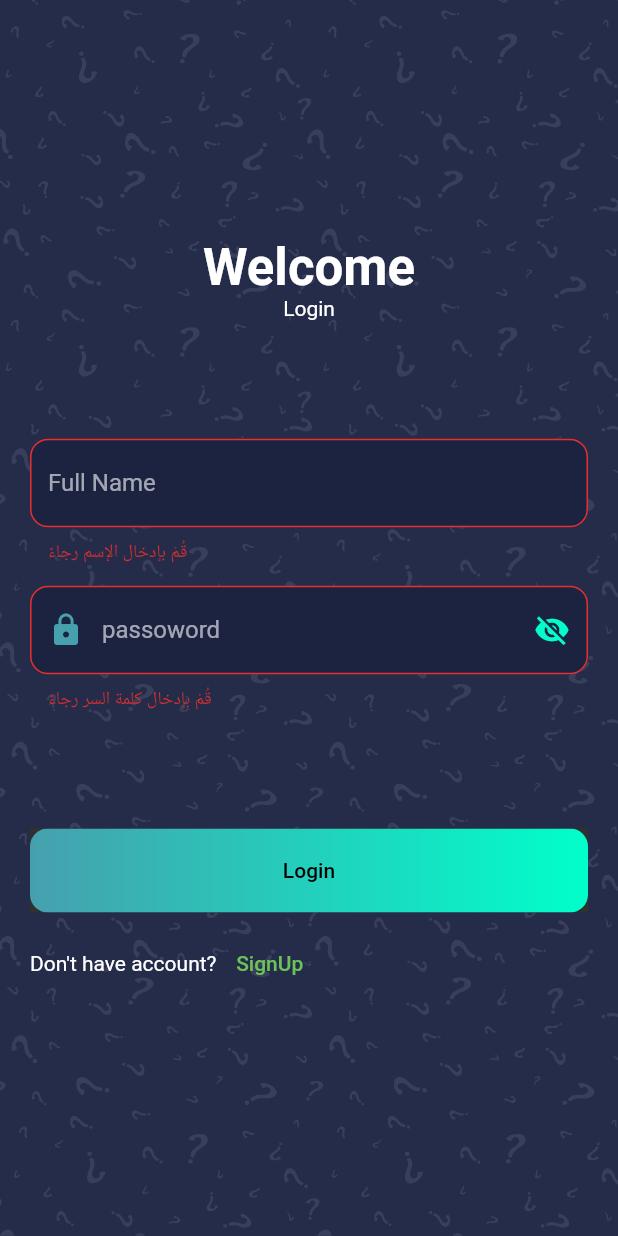
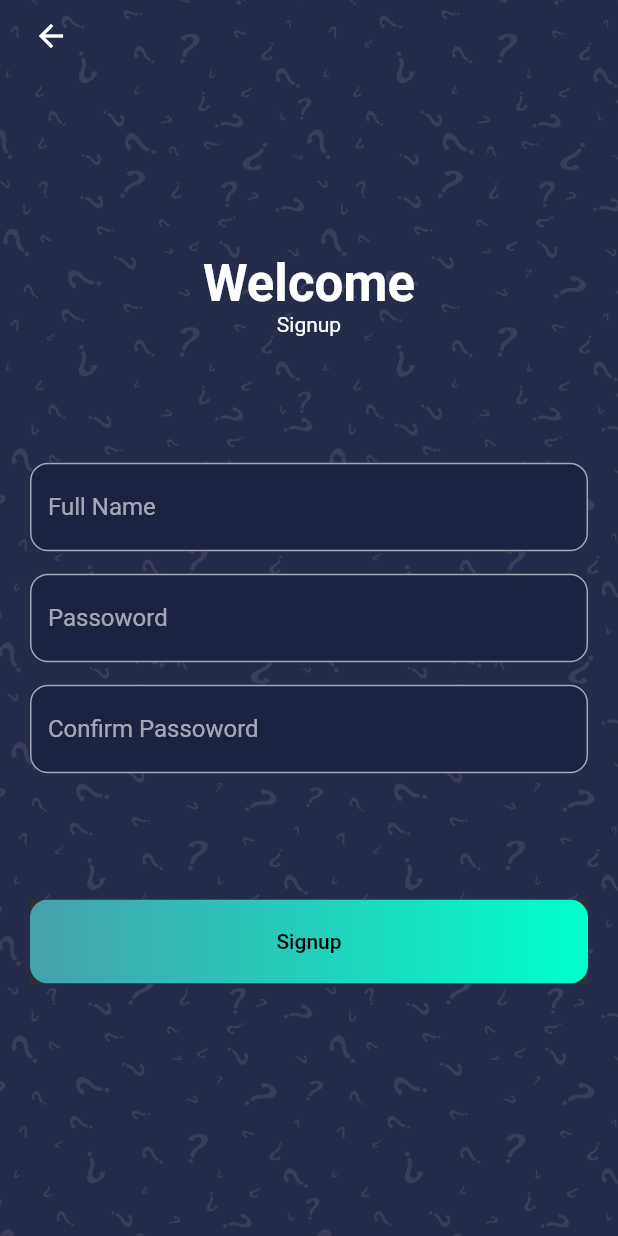
Before and after one commit to ragabelsayed/QuizApp, a Flutter app: the LoginScreen screen opened by its route, after a tap on "Login", after a tap on "SignUp", on a phone screen of 412 x 824 dp. Run offline on Flutter 3.47's test engine with Material 2 defaults, Android fonts, the phone set to English and light mode, and no system bars; our stand-ins replace flutter_svg.

Commit message:
add sign up screen

```diff
--- a/quiz_app/lib/src/config/constants.dart
+++ b/quiz_app/lib/src/config/constants.dart
@@ -1,10 +1,14 @@
 import 'package:flutter/material.dart';
-import 'package:flutter/widgets.dart';
+import 'package:flutter_svg/flutter_svg.dart';
 import 'package:quiz_app/src/config/palette.dart';
 
 class AppConstants {
   static const double defaultPadding = 20.0;
 
+  static final imageBackground = SvgPicture.asset(
+    'assets/icons/bg.svg',
+    fit: BoxFit.fill,
+  );
   static const OutlineInputBorder border = OutlineInputBorder(
     borderRadius: BorderRadius.all(Radius.circular(12)),
   );
--- a/quiz_app/lib/src/config/routes.dart
+++ b/quiz_app/lib/src/config/routes.dart
@@ -1,4 +1,5 @@
 import 'package:flutter/material.dart';
+import '../screens/signup/signup_screen.dart';
 import '../screens/login/login_screen.dart';
 import '../screens/welcome/welcome_screen.dart';
 
@@ -6,5 +7,6 @@ class AppRoutes {
   static final Map<String, WidgetBuilder> routes = {
     WelcomeScreen.routName: (ctx) => const WelcomeScreen(),
     LoginScreen.routName: (ctx) => const LoginScreen(),
+    SignupScreen.routName: (ctx) => const SignupScreen(),
   };
 }
--- a/quiz_app/lib/src/screens/login/login_screen.dart
+++ b/quiz_app/lib/src/screens/login/login_screen.dart
@@ -1,5 +1,6 @@
 import 'package:flutter/material.dart';
 import 'package:flutter_svg/flutter_svg.dart';
+import 'package:quiz_app/src/screens/signup/signup_screen.dart';
 import '/src/widgets/rounded_btn.dart';
 import '../../config/constants.dart';
 import '../../config/palette.dart';
@@ -13,7 +14,6 @@ class LoginScreen extends StatefulWidget {
 
 class _LoginScreenState extends State<LoginScreen> {
   final _formKey = GlobalKey<FormState>();
-
   bool _isPassowrdVisible = true;
   Map<String, String> _userData = {'name': '', 'password': ''};
 
@@ -31,16 +31,13 @@ class _LoginScreenState extends State<LoginScreen> {
       body: Stack(
         fit: StackFit.expand,
         children: [
-          SvgPicture.asset(
-            'assets/icons/bg.svg',
-            fit: BoxFit.fill,
-          ),
+          AppConstants.imageBackground,
           SafeArea(
-            child: Padding(
-              padding: const EdgeInsets.symmetric(
-                  horizontal: AppConstants.defaultPadding),
-              child: Form(
-                key: _formKey,
+            child: Form(
+              key: _formKey,
+              child: Padding(
+                padding: const EdgeInsets.symmetric(
+                    horizontal: AppConstants.defaultPadding),
                 child: Column(
                   crossAxisAlignment: CrossAxisAlignment.center,
                   children: [
@@ -111,6 +108,19 @@ class _LoginScreenState extends State<LoginScreen> {
                       },
                       onSaved: (newValue) => _userData['password'] = newValue!,
                     ),
+                    Align(
+                      alignment: Alignment.centerRight,
+                      child: TextButton(
+                        onPressed: () {},
+                        child: const Text(
+                          'Forgot Password',
+                          style: TextStyle(
+                            color: Palette.kGrayColor,
+                            decoration: TextDecoration.underline,
+                          ),
+                        ),
+                      ),
+                    ),
                     const Spacer(),
                     RoundedBtn(
                       text: 'Login',
@@ -122,9 +132,11 @@ class _LoginScreenState extends State<LoginScreen> {
                       children: [
                         const Text("Don't have account? "),
                         TextButton(
-                          onPressed: () {},
+                          onPressed: () => Navigator.pushNamed(
+                              context, SignupScreen.routName),
                           style: TextButton.styleFrom(
-                              primary: Palette.kGreenColor),
+                            primary: Palette.kGreenColor,
+                          ),
                           child: const Text('SignUp'),
                         )
                       ],
--- /dev/null
+++ b/quiz_app/lib/src/screens/signup/signup_screen.dart
@@ -0,0 +1,33 @@
+import 'package:flutter/material.dart';
+import 'package:quiz_app/src/screens/login/login_screen.dart';
+import '../../config/constants.dart';
+import 'widgets/signup_form.dart';
+
+class SignupScreen extends StatelessWidget {
+  static const routName = '/sign_up';
+  const SignupScreen({Key? key}) : super(key: key);
+
+  @override
+  Widget build(BuildContext context) {
+    return Scaffold(
+      body: Stack(
+        fit: StackFit.expand,
+        children: [
+          AppConstants.imageBackground,
+          const SafeArea(
+            child: SignupForm(),
+          ),
+          Positioned(
+            top: MediaQuery.of(context).viewPadding.top,
+            left: 10,
+            child: IconButton(
+              onPressed: () =>
+                  Navigator.pushNamed(context, LoginScreen.routName),
+              icon: const Icon(Icons.arrow_back),
+            ),
+          ),
+        ],
+      ),
+    );
+  }
+}
--- /dev/null
+++ b/quiz_app/lib/src/screens/signup/widgets/signup_form.dart
@@ -0,0 +1,130 @@
+import 'package:flutter/material.dart';
+import '../../../config/constants.dart';
+import '../../../config/palette.dart';
+import '../../../widgets/rounded_btn.dart';
+
+class SignupForm extends StatefulWidget {
+  const SignupForm({Key? key}) : super(key: key);
+
+  @override
+  _SignupFormState createState() => _SignupFormState();
+}
+
+class _SignupFormState extends State<SignupForm> {
+  final _formKey = GlobalKey<FormState>();
+  TextEditingController nameController = TextEditingController();
+  TextEditingController passController = TextEditingController();
+  TextEditingController cPassController = TextEditingController();
+
+  Future<void> _saveForm() async {
+    final _isValid = _formKey.currentState!.validate();
+
+    if (_isValid) {
+      _formKey.currentState!.save();
+      try {} catch (e) {}
+    }
+  }
+
+  @override
+  void dispose() {
+    nameController.dispose();
+    passController.dispose();
+    cPassController.dispose();
+    super.dispose();
+  }
+
+  @override
+  Widget build(BuildContext context) {
+    return Form(
+      key: _formKey,
+      child: Padding(
+        padding:
+            const EdgeInsets.symmetric(horizontal: AppConstants.defaultPadding),
+        child: Column(
+          crossAxisAlignment: CrossAxisAlignment.center,
+          children: [
+            const Spacer(flex: 2),
+            Text(
+              'Welcome',
+              style: Theme.of(context)
+                  .textTheme
+                  .headline4
+                  ?.copyWith(color: Colors.white, fontWeight: FontWeight.bold),
+            ),
+            const Text('Signup'),
+            const Spacer(),
+            TextFormField(
+              keyboardType: TextInputType.name,
+              textInputAction: TextInputAction.next,
+              controller: nameController,
+              decoration: const InputDecoration(
+                filled: true,
+                fillColor: Palette.backgroundColor,
+                hintText: "Full Name",
+                border: AppConstants.border,
+                errorBorder: AppConstants.errorBorder,
+                focusedBorder: AppConstants.focusedBorder,
+              ),
+              validator: (newValue) {
+                if (newValue!.isEmpty) {
+                  return 'قُمْ بإدخال الإسم رجاءً';
+                }
+              },
+            ),
+            const SizedBox(height: 15),
+            TextFormField(
+              keyboardType: TextInputType.visiblePassword,
+              textInputAction: TextInputAction.next,
+              controller: passController,
+              decoration: const InputDecoration(
+                fillColor: Palette.backgroundColor,
+                filled: true,
+                hintText: 'Passoword',
+                border: AppConstants.border,
+                errorBorder: AppConstants.errorBorder,
+                focusedBorder: AppConstants.focusedBorder,
+              ),
+              validator: (newValue) {
+                if (newValue!.isEmpty) {
+                  return 'قُمْ بإدخال كلمة السر رجاءً';
+                }
+                if (newValue.length <= 4) {
+                  return 'كلمة السر أقل من 4 حروف';
+                }
+              },
+            ),
+            const SizedBox(height: 15),
+            TextFormField(
+              keyboardType: TextInputType.visiblePassword,
+              textInputAction: TextInputAction.done,
+              controller: cPassController,
+              decoration: const InputDecoration(
+                fillColor: Palette.backgroundColor,
+                filled: true,
+                hintText: 'Confirm Passoword',
+                border: AppConstants.border,
+                errorBorder: AppConstants.errorBorder,
+                focusedBorder: AppConstants.focusedBorder,
+              ),
+              validator: (newValue) {
+                if (newValue!.isEmpty) {
+                  return 'قُمْ بتاكيد كلمة السر رجاءً';
+                }
+                if (passController.text != cPassController.text) {
+                  return 'كلمة السر لاتتطابق';
+                }
+              },
+            ),
+            const Spacer(),
+            RoundedBtn(
+              text: 'Signup',
+              padding: AppConstants.defaultPadding,
+              onPress: () => _saveForm(),
+            ),
+            const Spacer(flex: 2),
+          ],
+        ),
+      ),
+    );
+  }
+}
--- a/quiz_app/lib/src/screens/welcome/welcome_screen.dart
+++ b/quiz_app/lib/src/screens/welcome/welcome_screen.dart
@@ -15,10 +15,7 @@ class WelcomeScreen extends StatelessWidget {
       body: Stack(
         fit: StackFit.expand,
         children: [
-          SvgPicture.asset(
-            'assets/icons/bg.svg',
-            fit: BoxFit.fill,
-          ),
+          AppConstants.imageBackground,
           Padding(
             padding: const EdgeInsets.symmetric(
                 horizontal: AppConstants.defaultPadding),
```
